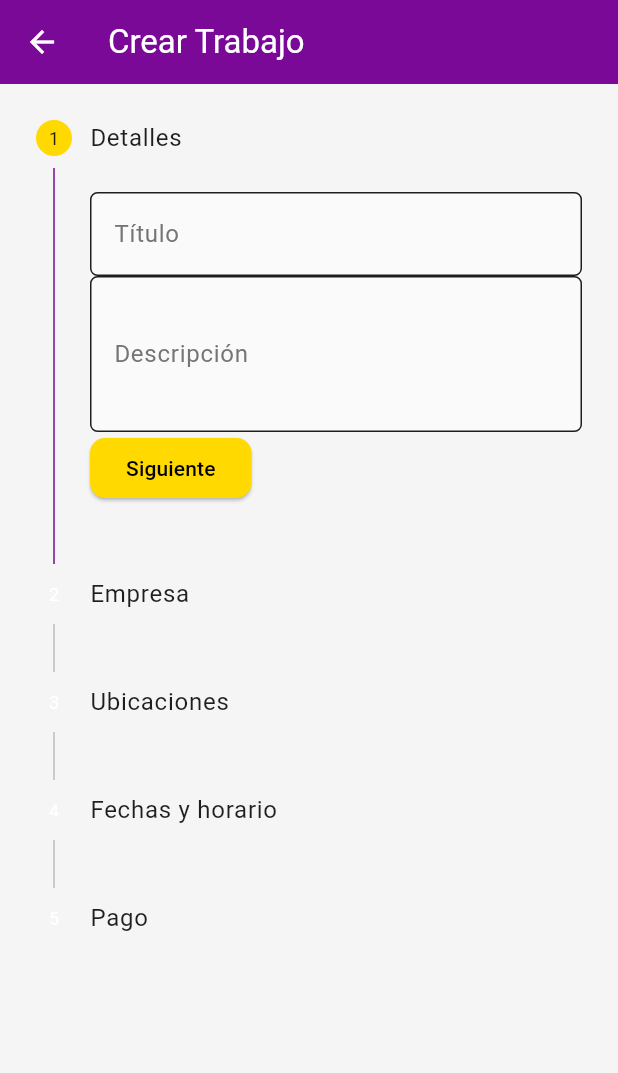
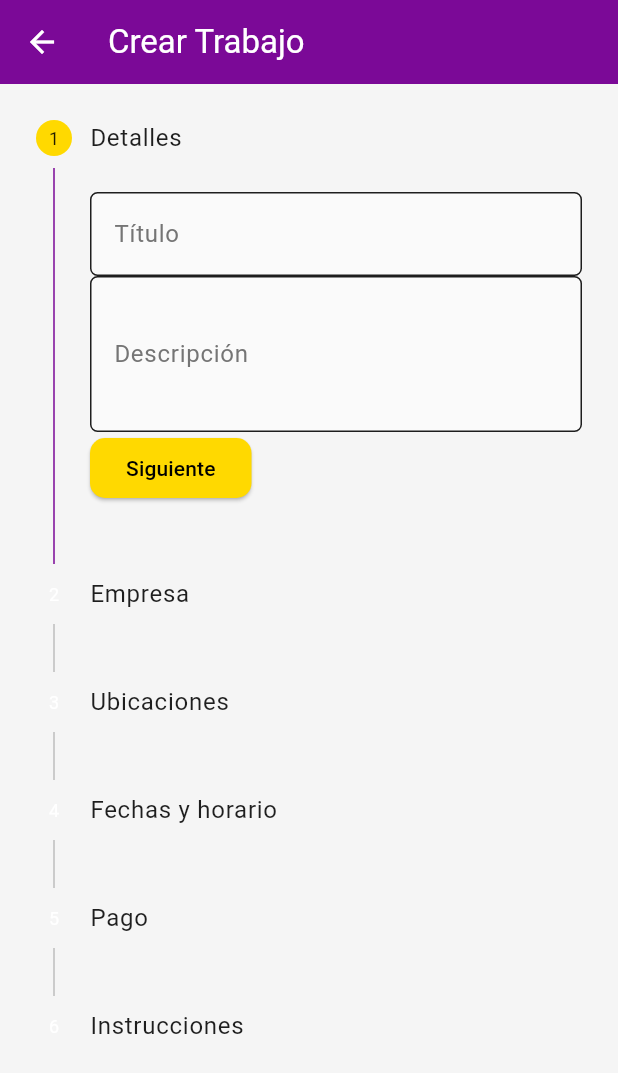
Before and after one commit to ByTiGerr1/goodjob-app, a Flutter app: the CrearTrabajoScreen screen opened by its route, on a phone screen of 412 x 824 dp. Shown: the top 1073 px of the screen. Run offline on Flutter 3.47's test engine with Material 3 defaults, Android fonts, the phone set to English and light mode, and no system bars; our stand-ins replace cloud_firestore, firebase_auth, firebase_core, flutter_map, geolocator, latlong2; accounts and stored records are empty; Roboto replaces fonts that are missing (Hind).

Commit message:
Agregar el campo instrucciones en trabajo_service.dart y en crear_trabajo_screen.dart

```diff
--- a/goodjob_app/lib/src/screens/crear_trabajo_screen.dart
+++ b/goodjob_app/lib/src/screens/crear_trabajo_screen.dart
@@ -9,7 +9,7 @@ class CrearTrabajoScreen extends StatefulWidget {
 }
 
 class _CrearTrabajoScreenState extends State<CrearTrabajoScreen> {
-  final _formKeys = List.generate(5, (_) => GlobalKey<FormState>());
+  final _formKeys = List.generate(6, (_) => GlobalKey<FormState>());
   int _currentStep = 0;
 
   final _tituloController = TextEditingController();
@@ -31,6 +31,7 @@ class _CrearTrabajoScreenState extends State<CrearTrabajoScreen> {
   TimeOfDay? _horaFin;
 
   final _precioCtrl = TextEditingController();
+  final _instruccionesController = TextEditingController(); // Added controller for instrucciones
 
   @override
   void dispose() {
@@ -43,6 +44,7 @@ class _CrearTrabajoScreenState extends State<CrearTrabajoScreen> {
     _destinoCiudadCtrl.dispose();
     _destinoPaisCtrl.dispose();
     _precioCtrl.dispose();
+    _instruccionesController.dispose(); // Dispose instrucciones controller
     super.dispose();
   }
 
@@ -210,6 +212,27 @@ class _CrearTrabajoScreenState extends State<CrearTrabajoScreen> {
           ),
         ),
       ),
+      Step(
+        title: const Text('Instrucciones'),
+        isActive: _currentStep >= 5,
+        content: Form(
+          key: GlobalKey<FormState>(),
+          child: TextFormField(
+            controller: _instruccionesController,
+            decoration: const InputDecoration(labelText: 'Instrucciones'),
+            maxLines: 3,
+            maxLength: 1000,
+            validator: (value) {
+              if (value == null || value.isEmpty) {
+                return 'Requerido';
+              } else if (value.length > 1000) {
+                return 'Máximo 1000 caracteres';
+              }
+              return null;
+            },
+          ),
+        ),
+      ),
     ];
   }
 
@@ -348,6 +371,7 @@ class _CrearTrabajoScreenState extends State<CrearTrabajoScreen> {
       horaInicio: _horaInicio!,
       horaFin: _horaFin!,
       precio: double.tryParse(_precioCtrl.text) ?? 0,
+      instrucciones: _instruccionesController.text, // Added instrucciones
     ).then((_) {
       ScaffoldMessenger.of(context)
           .showSnackBar(const SnackBar(content: Text('Trabajo guardado')));
--- a/goodjob_app/lib/src/services/trabajo_service.dart
+++ b/goodjob_app/lib/src/services/trabajo_service.dart
@@ -30,6 +30,7 @@ class TrabajoService {
     required TimeOfDay horaInicio,
     required TimeOfDay horaFin,
     required double precio,
+    required String instrucciones,
     bool destacado = false,
   }) {
     return _trabajos.add({
@@ -43,6 +44,7 @@ class TrabajoService {
       'horaInicio': {'h': horaInicio.hour, 'm': horaInicio.minute},
       'horaFin': {'h': horaFin.hour, 'm': horaFin.minute},
       'precio': precio,
+      'instrucciones': instrucciones,
       'destacado': destacado,
       'creadoEn': FieldValue.serverTimestamp(),
     });
```
